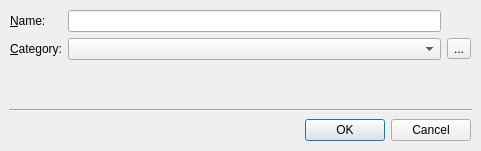
Above: tools/designer/src/designer/saveformastemplate.ui from arnt/qt-history2 before the change. Below: the same form after it.
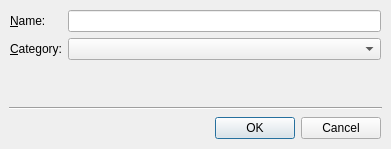
That is the form after the change.

Commit message:
p4i integration Integrate 174094 from 4.0 to main: Fixes:    Template form Task:     69072 RevBy:    Roberto Details:  Some work on the template form, make it possible to add paths for templates.
[git-p4: depot-paths = "//depot/qt/main/": change = 174095]

Patch:
```diff
--- a/tools/designer/src/designer/saveformastemplate.ui
+++ b/tools/designer/src/designer/saveformastemplate.ui
@@ -11,8 +11,8 @@
    <rect>
     <x>0</x>
     <y>0</y>
-    <width>481</width>
-    <height>151</height>
+    <width>391</width>
+    <height>149</height>
    </rect>
   </property>
   <property name="windowTitle" >
@@ -46,10 +46,10 @@
        </property>
        <property name="geometry" >
         <rect>
-         <x>60</x>
-         <y>3</y>
-         <width>376</width>
-         <height>23</height>
+         <x>67</x>
+         <y>1</y>
+         <width>285</width>
+         <height>22</height>
         </rect>
        </property>
        <property name="text" >
@@ -67,10 +67,10 @@
        </property>
        <property name="geometry" >
         <rect>
-         <x>60</x>
-         <y>31</y>
-         <width>376</width>
-         <height>24</height>
+         <x>67</x>
+         <y>29</y>
+         <width>285</width>
+         <height>26</height>
         </rect>
        </property>
       </widget>
@@ -135,24 +135,6 @@
        </property>
       </widget>
      </item>
-     <item row="1" column="2" >
-      <widget class="QToolButton" name="toolButton" >
-       <property name="objectName" >
-        <string notr="true" >toolButton</string>
-       </property>
-       <property name="geometry" >
-        <rect>
-         <x>444</x>
-         <y>31</y>
-         <width>15</width>
-         <height>23</height>
-        </rect>
-       </property>
-       <property name="text" >
-        <string>...</string>
-       </property>
-      </widget>
-     </item>
     </layout>
    </item>
    <item>
@@ -163,9 +145,9 @@
      <property name="geometry" >
       <rect>
        <x>9</x>
-       <y>74</y>
-       <width>463</width>
-       <height>22</height>
+       <y>71</y>
+       <width>373</width>
+       <height>20</height>
       </rect>
      </property>
      <property name="orientation" >
@@ -187,8 +169,8 @@
      <property name="geometry" >
       <rect>
        <x>9</x>
-       <y>102</y>
-       <width>463</width>
+       <y>97</y>
+       <width>373</width>
        <height>3</height>
       </rect>
      </property>
@@ -220,8 +202,8 @@
         <rect>
          <x>1</x>
          <y>1</y>
-         <width>297</width>
-         <height>29</height>
+         <width>197</width>
+         <height>32</height>
         </rect>
        </property>
        <property name="orientation" >
@@ -242,10 +224,10 @@
        </property>
        <property name="geometry" >
         <rect>
-         <x>304</x>
+         <x>204</x>
          <y>1</y>
-         <width>77</width>
-         <height>29</height>
+         <width>81</width>
+         <height>32</height>
         </rect>
        </property>
        <property name="text" >
@@ -263,10 +245,10 @@
        </property>
        <property name="geometry" >
         <rect>
-         <x>387</x>
-         <y>2</y>
-         <width>75</width>
-         <height>27</height>
+         <x>291</x>
+         <y>1</y>
+         <width>81</width>
+         <height>32</height>
         </rect>
        </property>
        <property name="text" >
```
Left out of the diff: 53 changed lines with no effect on the pictures. The commit also changes 3 other files.
